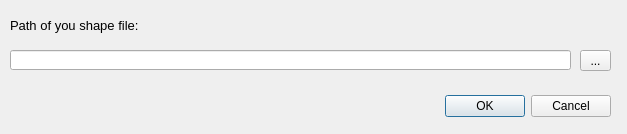
Qt form minimum_spanning_tree_dialog_base.ui (banbar/Minimum_Spanning_Tree_QGIS) before a commit.
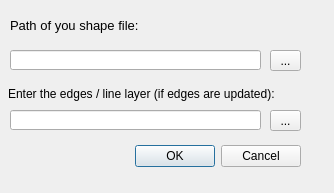
The same form after that commit.

Diff of the .ui file:
```diff
--- a/minimum_spanning_tree_dialog_base.ui
+++ b/minimum_spanning_tree_dialog_base.ui
@@ -6,8 +6,8 @@
    <rect>
     <x>0</x>
     <y>0</y>
-    <width>627</width>
-    <height>134</height>
+    <width>334</width>
+    <height>193</height>
    </rect>
   </property>
   <property name="windowTitle">
@@ -16,8 +16,8 @@
   <widget class="QDialogButtonBox" name="button_box">
    <property name="geometry">
     <rect>
-     <x>440</x>
-     <y>90</y>
+     <x>130</x>
+     <y>140</y>
      <width>171</width>
      <height>32</height>
     </rect>
@@ -34,7 +34,7 @@
     <rect>
      <x>10</x>
      <y>50</y>
-     <width>561</width>
+     <width>251</width>
      <height>20</height>
     </rect>
    </property>
@@ -42,7 +42,7 @@
   <widget class="QToolButton" name="open_shpe_files">
    <property name="geometry">
     <rect>
-     <x>580</x>
+     <x>270</x>
      <y>50</y>
      <width>31</width>
      <height>21</height>
@@ -76,6 +76,47 @@
     <string>Path of you shape file:</string>
    </property>
   </widget>
+  <widget class="QLabel" name="label_2">
+   <property name="geometry">
+    <rect>
+     <x>8</x>
+     <y>83</y>
+     <width>291</width>
+     <height>21</height>
+    </rect>
+   </property>
+   <property name="font">
+    <font>
+     <pointsize>9</pointsize>
+    </font>
+   </property>
+   <property name="text">
+    <string>Enter the edges / line layer (if edges are updated):</string>
+   </property>
+  </widget>
+  <widget class="QToolButton" name="open_shp_files_2">
+   <property name="geometry">
+    <rect>
+     <x>270</x>
+     <y>110</y>
+     <width>31</width>
+     <height>21</height>
+    </rect>
+   </property>
+   <property name="text">
+    <string>...</string>
+   </property>
+  </widget>
+  <widget class="QLineEdit" name="entryshpfile_2">
+   <property name="geometry">
+    <rect>
+     <x>10</x>
+     <y>110</y>
+     <width>251</width>
+     <height>20</height>
+    </rect>
+   </property>
+  </widget>
  </widget>
  <resources/>
  <connections>
```
Left out of the diff: 2 changed lines with no effect on the pictures.
